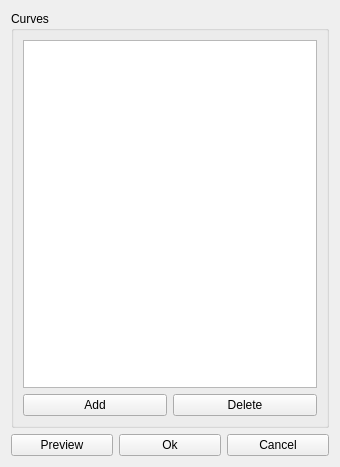
chen1180/CurveEditor_pythonOCC, file view/ui/createBezierSurfaceForm.ui: the form before one commit.
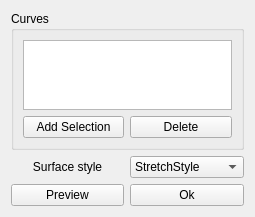
The form after the commit.

Commit message: bezier surface UI newly added

The edit to the form file:
```diff
--- a/view/ui/createBezierSurfaceForm.ui
+++ b/view/ui/createBezierSurfaceForm.ui
@@ -6,15 +6,15 @@
    <rect>
     <x>0</x>
     <y>0</y>
-    <width>340</width>
-    <height>467</height>
+    <width>255</width>
+    <height>209</height>
    </rect>
   </property>
   <property name="windowTitle">
    <string>Form</string>
   </property>
   <layout class="QGridLayout" name="gridLayout_2">
-   <item row="0" column="0" colspan="3">
+   <item row="0" column="0" colspan="2">
     <widget class="QGroupBox" name="groupBox">
      <property name="title">
       <string>Curves</string>
@@ -26,7 +26,7 @@
       <item row="1" column="0">
        <widget class="QPushButton" name="uiAddCurve">
         <property name="text">
-         <string>Add</string>
+         <string>Add Selection</string>
         </property>
        </widget>
       </item>
@@ -40,25 +40,47 @@
      </layout>
     </widget>
    </item>
-   <item row="1" column="0">
-    <widget class="QPushButton" name="uiCancel">
+   <item row="2" column="0">
+    <widget class="QPushButton" name="uiPreview">
      <property name="text">
       <string>Preview</string>
      </property>
     </widget>
    </item>
-   <item row="1" column="1">
+   <item row="2" column="1">
     <widget class="QPushButton" name="uiOk">
      <property name="text">
       <string>Ok</string>
      </property>
     </widget>
    </item>
-   <item row="1" column="2">
-    <widget class="QPushButton" name="pushButton_5">
+   <item row="1" column="0">
+    <widget class="QLabel" name="label">
      <property name="text">
-      <string>Cancel</string>
+      <string>Surface style</string>
      </property>
+     <property name="alignment">
+      <set>Qt::AlignCenter</set>
+     </property>
+    </widget>
+   </item>
+   <item row="1" column="1">
+    <widget class="QComboBox" name="comboBox">
+     <item>
+      <property name="text">
+       <string>StretchStyle</string>
+      </property>
+     </item>
+     <item>
+      <property name="text">
+       <string>CoonsStyle</string>
+      </property>
+     </item>
+     <item>
+      <property name="text">
+       <string>CurvedStyle</string>
+      </property>
+     </item>
     </widget>
    </item>
   </layout>
```
Left out of the diff: 6 changed lines with no effect on the pictures. The commit also changes 56 other files.
